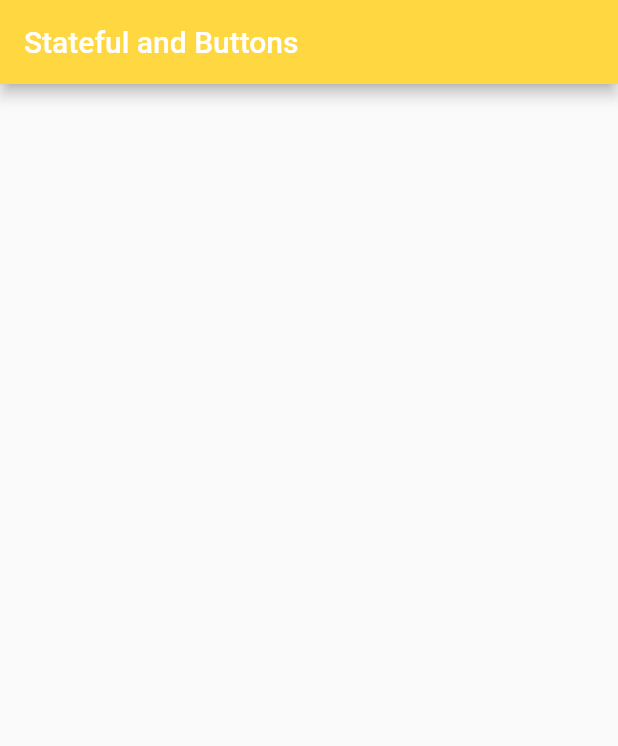
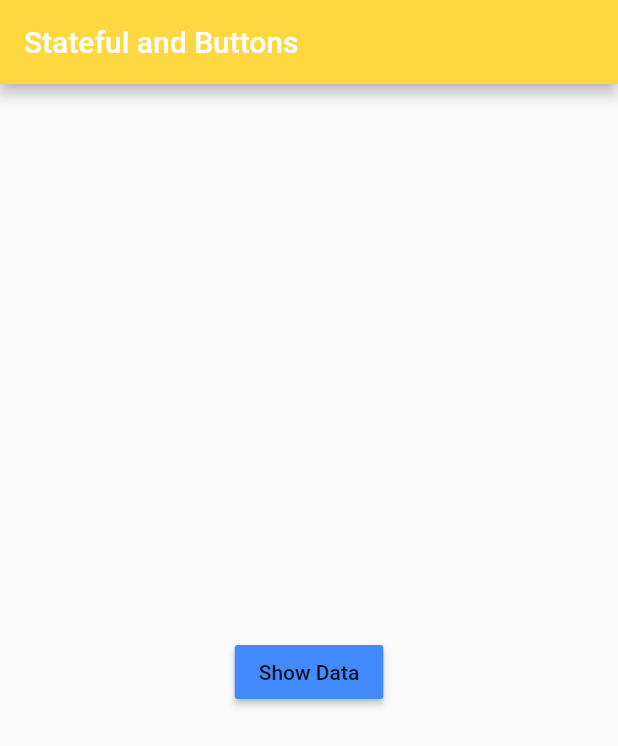
Before and after one commit to murielg/flutter-apps, a Flutter app: the screen it shows after launch, on a phone screen of 412 x 824 dp. Shown: the top 746 px of the screen. Run offline on Flutter 3.47's test engine with Material 2 defaults, Android fonts, the phone set to English and light mode, and no system bars.

Commit message:
State, Buttons

```diff
--- a/stateful/lib/main.dart
+++ b/stateful/lib/main.dart
@@ -3,17 +3,29 @@ import 'package:flutter/material.dart';
 void main() {
   runApp(
     new MaterialApp(
-      home: new Button()
+      home: new MaterialButton()
     )
   );
 }
 
-class Button extends StatefulWidget {
+class MaterialButton extends StatefulWidget {
   @override
   ButtonState createState() => new ButtonState();
 }
 
-class ButtonState extends State<Button> {
+class ButtonState extends State<MaterialButton> {
+
+  int counter = 0;
+  List<String> mStrings = ["Flutter", "is", "Awesome"];
+  String mDisplayMessage = " ";
+
+  void onBtnPressed() {
+   setState((){
+     mDisplayMessage = mStrings[counter];
+     counter = counter < mStrings.length - 1 ? counter + 1 : 0;
+   });
+  }
+
   @override
   Widget build(BuildContext context) {
     return new Scaffold(
@@ -22,6 +34,21 @@ class ButtonState extends State<Button> {
         backgroundColor: Colors.amberAccent,
 
       ),
+      body: new Container(
+        child: new Center(
+          child: new Column(
+            mainAxisAlignment: MainAxisAlignment.center,
+            children: <Widget>[
+              new Text(mDisplayMessage),
+              new RaisedButton(
+                child: new Text("Show Data"),
+                color: Colors.blueAccent,
+                onPressed: onBtnPressed
+              )
+            ],
+          ),
+        ),
+      )
     );
   }
 }
```
